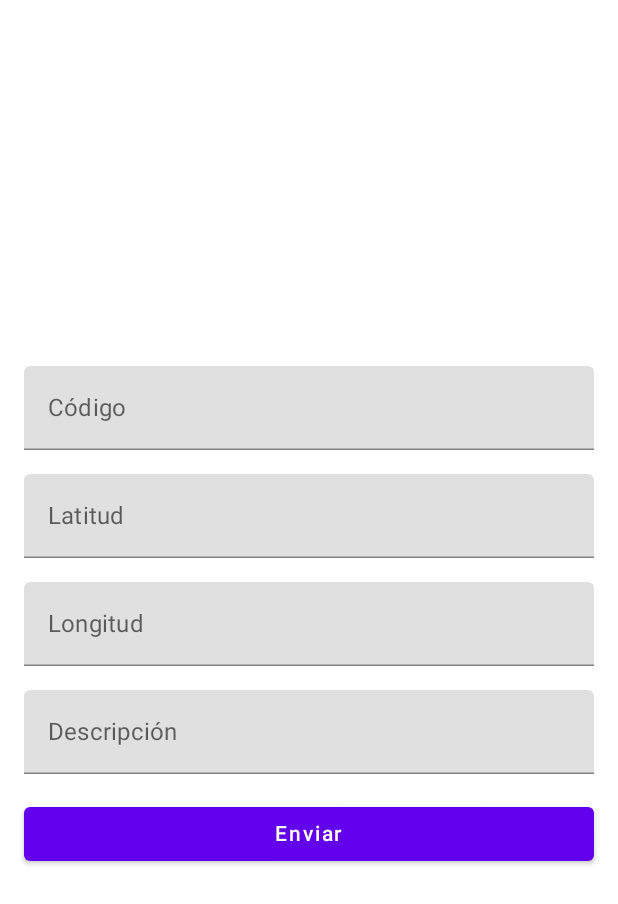
After one commit to JChile/EcoIOT, an Android app built with Jetpack Compose: the @Preview function CreateContainer, on a phone screen of 412 x 824 dp. The commit adds this screen. Shown: the top 904 px of the screen. Run offline under Robolectric (Android 15) with nearby library versions, the phone set to English and light mode, and no system bars.

Commit message:
create container

```diff
--- a/app/src/main/java/com/example/myapplication/composables/NavBar.kt
+++ b/app/src/main/java/com/example/myapplication/composables/NavBar.kt
@@ -6,7 +6,7 @@ import com.example.myapplication.navigation.Routes
 import androidx.compose.material.BottomNavigation
 import androidx.compose.material.BottomNavigationItem
 import androidx.compose.material.Text
-import androidx.compose.material3.Icon
+import androidx.compose.material.Icon
 import androidx.compose.runtime.getValue
 import androidx.compose.ui.graphics.Color
 import androidx.compose.ui.res.painterResource
--- a/app/src/main/java/com/example/myapplication/data/ContainerData.kt
+++ b/app/src/main/java/com/example/myapplication/data/ContainerData.kt
@@ -1,6 +1,8 @@
 package com.example.myapplication.data
+import com.google.android.gms.maps.model.LatLng
 
 data class ContainerData (
-    val lat: Double,
-    val lng: Double,
+    val codigoContenedor: String,
+    val ubicacion: LatLng,
+    val recoger: String
 )
--- /dev/null
+++ b/app/src/main/java/com/example/myapplication/screens/CreateContainer.kt
@@ -0,0 +1,75 @@
+package com.example.myapplication.screens
+
+import androidx.compose.foundation.layout.*
+import androidx.compose.material.AlertDialog
+import androidx.compose.material.Button
+import androidx.compose.material.Text
+import androidx.compose.material.TextField
+import androidx.compose.runtime.*
+import androidx.compose.ui.Alignment
+import androidx.compose.ui.Modifier
+import androidx.compose.ui.tooling.preview.Preview
+import androidx.compose.ui.unit.dp
+
+@Preview
+@Composable
+fun CreateContainer() {
+    var codigo by remember { mutableStateOf("") }
+    var latitud by remember { mutableStateOf("") }
+    var longitud by remember { mutableStateOf("") }
+    var descripcion by remember { mutableStateOf("") }
+
+    Column(
+        modifier = Modifier
+            .fillMaxSize()
+            .padding(16.dp),
+        verticalArrangement = Arrangement.Center,
+        horizontalAlignment = Alignment.CenterHorizontally
+    ) {
+        TextField(
+            value = codigo,
+            onValueChange = { codigo = it },
+            label = { Text("Código") },
+            modifier = Modifier.fillMaxWidth()
+        )
+
+        Spacer(modifier = Modifier.height(16.dp))
+
+        TextField(
+            value = latitud,
+            onValueChange = { latitud = it },
+            label = { Text("Latitud") },
+            modifier = Modifier.fillMaxWidth()
+        )
+
+        Spacer(modifier = Modifier.height(16.dp))
+
+        TextField(
+            value = longitud,
+            onValueChange = { longitud = it },
+            label = { Text("Longitud") },
+            modifier = Modifier.fillMaxWidth()
+        )
+
+        Spacer(modifier = Modifier.height(16.dp))
+
+        TextField(
+            value = descripcion,
+            onValueChange = { descripcion = it },
+            label = { Text("Descripción") },
+            modifier = Modifier.fillMaxWidth()
+        )
+
+        Spacer(modifier = Modifier.height(16.dp))
+
+        Button(
+            onClick = {
+                // Realiza alguna acción cuando se envíe el formulario
+                // Por ejemplo, guarda los datos en una base de datos
+            },
+            modifier = Modifier.fillMaxWidth()
+        ) {
+            Text("Enviar")
+        }
+    }
+}
```
Also changed, not shown: app/src/main/java/com/example/myapplication/controllers/FirebaseController.kt (deleted, +0 -19 lines), app/src/main/java/com/example/myapplication/screens/MainScreen.kt (+4 -5 lines), app/src/main/java/com/example/myapplication/ui/theme/Shape.kt (added, +11 -0 lines), app/src/main/java/com/example/myapplication/ui/theme/Theme.kt (+19 -38 lines), app/src/main/java/com/example/myapplication/ui/theme/Type.kt (+3 -5 lines), app/src/main/java/com/example/myapplication/ui/theme/Color.kt (line endings or trailing spaces), 2 other files.
